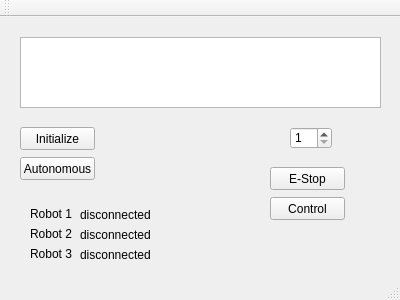
Qt form CS490HUB/mainwindow.ui (JLongazo/CS-490) before a commit.
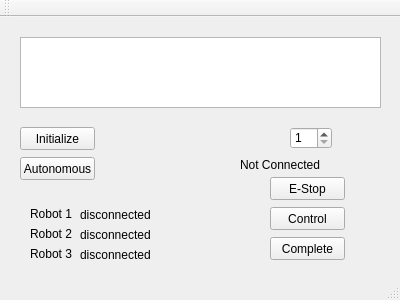
The same form after that commit.

```diff
--- a/CS490HUB/mainwindow.ui
+++ b/CS490HUB/mainwindow.ui
@@ -83,7 +83,7 @@
     <property name="geometry">
      <rect>
       <x>270</x>
-      <y>150</y>
+      <y>160</y>
       <width>75</width>
       <height>23</height>
      </rect>
@@ -96,7 +96,7 @@
     <property name="geometry">
      <rect>
       <x>270</x>
-      <y>180</y>
+      <y>190</y>
       <width>75</width>
       <height>23</height>
      </rect>
@@ -170,6 +170,32 @@
      <string>disconnected</string>
     </property>
    </widget>
+   <widget class="QPushButton" name="complete">
+    <property name="geometry">
+     <rect>
+      <x>270</x>
+      <y>220</y>
+      <width>75</width>
+      <height>23</height>
+     </rect>
+    </property>
+    <property name="text">
+     <string>Complete</string>
+    </property>
+   </widget>
+   <widget class="QLabel" name="rStatus">
+    <property name="geometry">
+     <rect>
+      <x>240</x>
+      <y>140</y>
+      <width>131</width>
+      <height>16</height>
+     </rect>
+    </property>
+    <property name="text">
+     <string>Not Connected</string>
+    </property>
+   </widget>
   </widget>
   <widget class="QMenuBar" name="menuBar">
    <property name="geometry">
```
